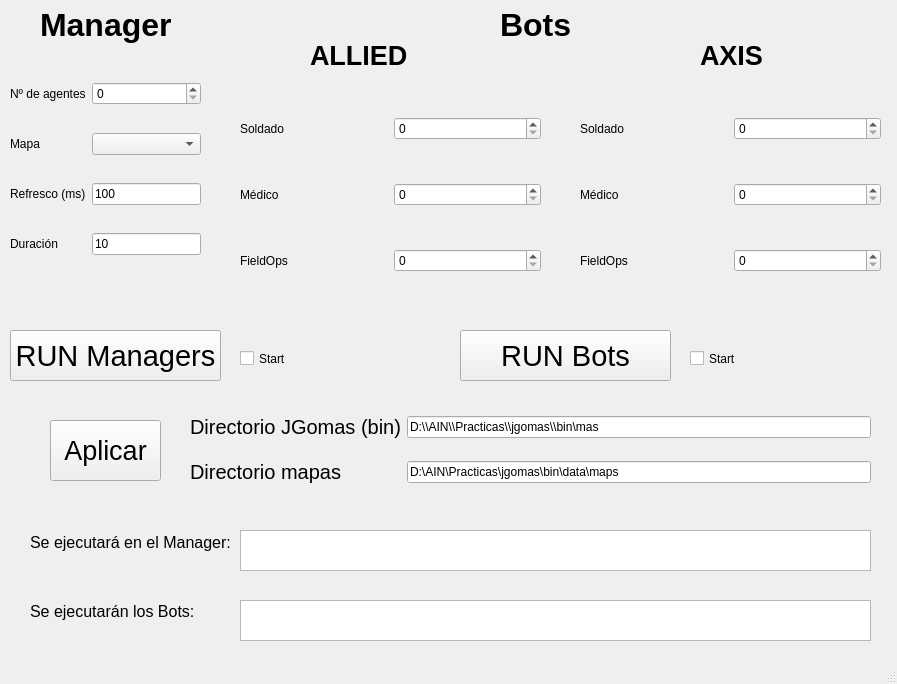
Qt form gui.ui (JoseRPrietoF/JGomasGUI) before a commit.
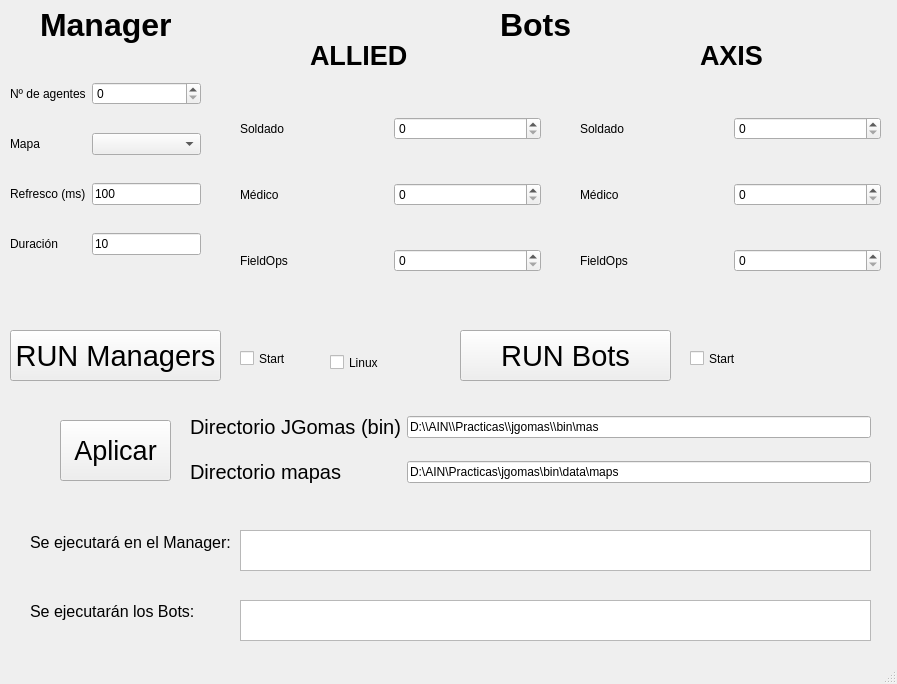
The same form after that commit.

Commit message: Soporte linux

The edit to the form file:
```diff
--- a/gui.ui
+++ b/gui.ui
@@ -311,7 +311,7 @@
    <widget class="QPushButton" name="applyConfigs">
     <property name="geometry">
      <rect>
-      <x>50</x>
+      <x>60</x>
       <y>420</y>
       <width>111</width>
       <height>61</height>
@@ -414,6 +414,19 @@
      <string>Start</string>
     </property>
    </widget>
+   <widget class="QCheckBox" name="checkLinux">
+    <property name="geometry">
+     <rect>
+      <x>330</x>
+      <y>350</y>
+      <width>94</width>
+      <height>25</height>
+     </rect>
+    </property>
+    <property name="text">
+     <string>Linux</string>
+    </property>
+   </widget>
   </widget>
   <widget class="QStatusBar" name="statusbar"/>
  </widget>
```
The commit also changes 580 other files.
